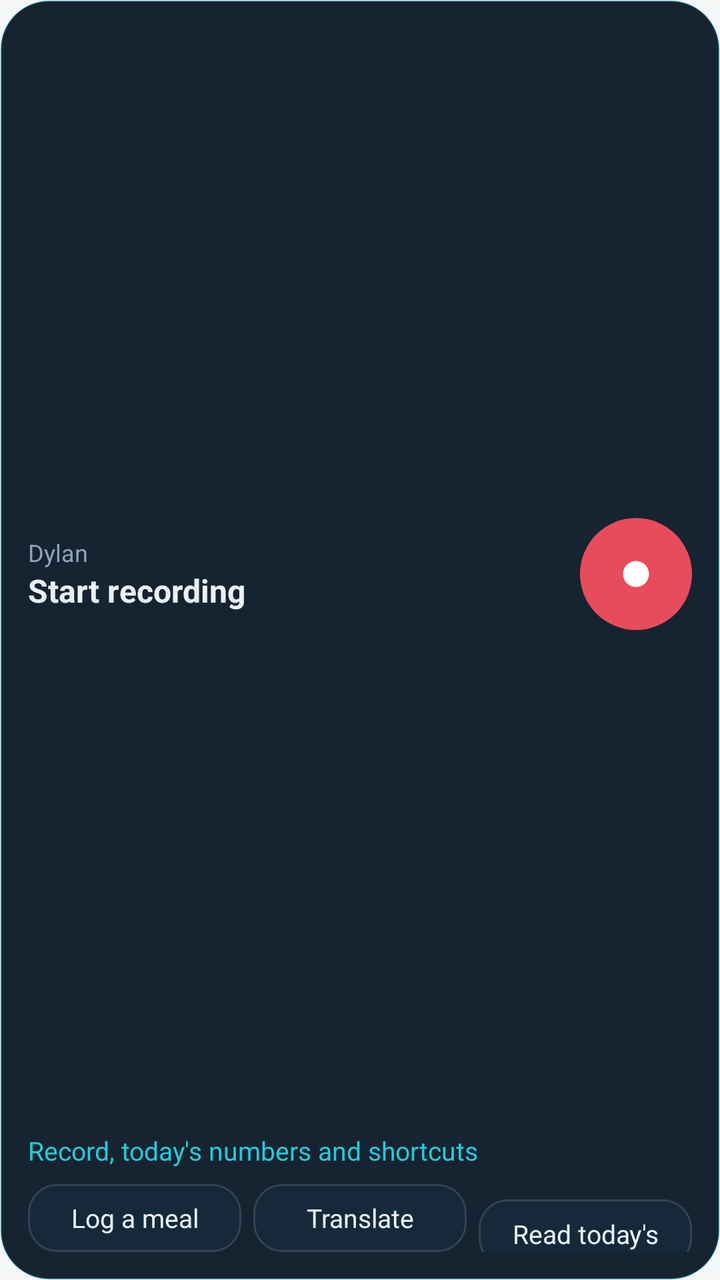
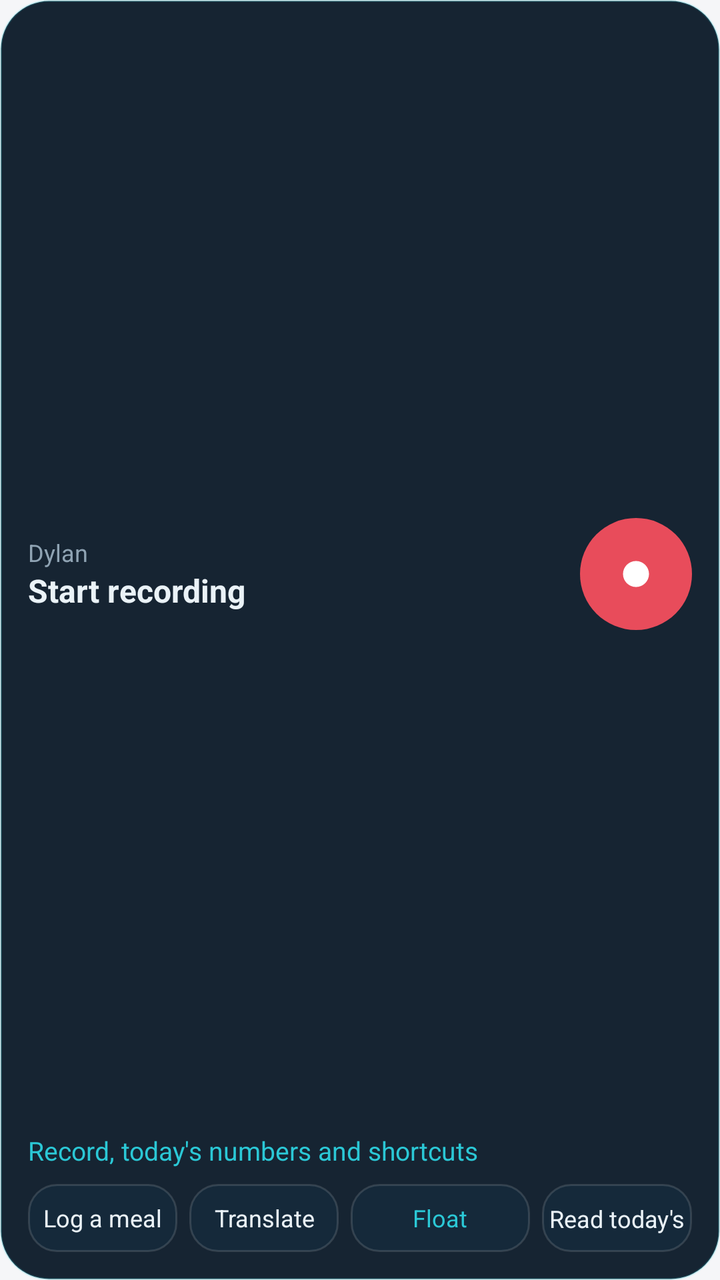

Two renders of the same Android screen: before a commit and after it. Below are the layout's source before the change and the commit's diff.
<!-- AndroidManifest.xml: application theme Theme.WristAI_Project -->
<!-- res/layout/widget_home.xml -->
<?xml version="1.0" encoding="utf-8"?>
<LinearLayout xmlns:android="http://schemas.android.com/apk/res/android"
    android:id="@+id/w_root" android:layout_width="match_parent" android:layout_height="match_parent"
    android:orientation="vertical" android:background="@drawable/widget_bg" android:padding="14dp">

    <LinearLayout android:layout_width="match_parent" android:layout_height="0dp" android:layout_weight="1"
        android:orientation="horizontal" android:gravity="center_vertical">
        <LinearLayout android:layout_width="0dp" android:layout_height="wrap_content" android:layout_weight="1"
            android:orientation="vertical">
            <TextView android:id="@+id/w_date" android:text="@string/app_name" android:layout_width="wrap_content" android:layout_height="wrap_content"
                android:textColor="#FF8FA3B3" android:textSize="12sp" android:maxLines="1" />
            <Chronometer android:id="@+id/w_timer" android:layout_width="wrap_content" android:layout_height="wrap_content"
                android:textColor="#FFE84C5B" android:textSize="22sp" android:textStyle="bold" android:visibility="gone" />
            <TextView android:id="@+id/w_title" android:text="@string/sc_record" android:layout_width="match_parent" android:layout_height="wrap_content"
                android:textColor="#FFEAF2F7" android:textSize="16sp" android:textStyle="bold" android:maxLines="2"
                android:ellipsize="end" />
        </LinearLayout>
        <FrameLayout android:id="@+id/w_rec" android:layout_width="56dp" android:layout_height="56dp"
            android:layout_marginStart="10dp" android:background="@drawable/widget_rec">
            <ImageView android:id="@+id/w_rec_icon" android:layout_width="26dp" android:layout_height="26dp"
                android:layout_gravity="center" android:src="@drawable/widget_rec_dot" android:contentDescription="@string/sc_record" />
        </FrameLayout>
    </LinearLayout>

    <TextView android:id="@+id/w_stats" android:text="@string/widget_desc" android:layout_width="match_parent" android:layout_height="wrap_content"
        android:layout_marginTop="6dp" android:layout_marginBottom="8dp" android:textColor="#FF2BC8D6" android:textSize="13sp"
        android:maxLines="1" android:ellipsize="end" />

    <LinearLayout android:layout_width="match_parent" android:layout_height="wrap_content" android:orientation="horizontal">
        <TextView android:id="@+id/w_food" android:text="@string/sc_food" android:layout_width="0dp" android:layout_height="34dp" android:layout_weight="1"
            android:background="@drawable/widget_chip" android:gravity="center" android:textColor="#FFEAF2F7" android:textSize="13sp" android:maxLines="1" />
        <TextView android:id="@+id/w_translate" android:text="@string/w_translate" android:layout_width="0dp" android:layout_height="34dp" android:layout_weight="1"
            android:layout_marginStart="6dp" android:background="@drawable/widget_chip" android:gravity="center"
            android:textColor="#FFEAF2F7" android:textSize="13sp" android:maxLines="1" />
        <TextView android:id="@+id/w_todos" android:text="@string/sc_read_todos" android:layout_width="0dp" android:layout_height="34dp" android:layout_weight="1"
            android:layout_marginStart="6dp" android:background="@drawable/widget_chip" android:gravity="center"
            android:textColor="#FFEAF2F7" android:textSize="13sp" android:maxLines="1" />
    </LinearLayout>
</LinearLayout>
<!-- resources referenced by this layout -->
<resources>
  <!-- drawable widget_bg (drawable) -->
  <?xml version="1.0" encoding="utf-8"?>
  <shape xmlns:android="http://schemas.android.com/apk/res/android" android:shape="rectangle">
      <solid android:color="#F20B1A27" />
      <stroke android:width="1dp" android:color="#332BC8D6" />
      <corners android:radius="24dp" />
  </shape>
  <!-- drawable widget_chip (drawable) -->
  <?xml version="1.0" encoding="utf-8"?>
  <shape xmlns:android="http://schemas.android.com/apk/res/android" android:shape="rectangle">
      <solid android:color="#FF15293A" />
      <stroke android:width="1dp" android:color="#22FFFFFF" />
      <corners android:radius="14dp" />
  </shape>
  <!-- drawable widget_rec (drawable) -->
  <?xml version="1.0" encoding="utf-8"?>
  <shape xmlns:android="http://schemas.android.com/apk/res/android" android:shape="oval">
      <solid android:color="#FFE84C5B" />
  </shape>
  <!-- drawable widget_rec_dot (drawable) -->
  <vector xmlns:android="http://schemas.android.com/apk/res/android" android:width="24dp" android:height="24dp" android:viewportWidth="24" android:viewportHeight="24">
      <path android:fillColor="#FFFFFFFF" android:pathData="M12,12m-6,0a6,6 0,1 1,12 0a6,6 0,1 1,-12 0"/>
  </vector>
  <string name="app_name">Dylan</string>
  <string name="sc_food">Log a meal</string>
  <string name="sc_read_todos">Read today\'s to-dos</string>
  <string name="sc_record">Start recording</string>
  <string name="w_translate">Translate</string>
  <string name="widget_desc">Record, today\'s numbers and shortcuts</string>
  <style name="Theme.WristAI_Project" parent="android:Theme.Material.Light.NoActionBar">
          <item name="android:windowBackground">@color/brand_bg</item>
          <item name="android:statusBarColor">@android:color/transparent</item>
          <item name="android:navigationBarColor">@android:color/transparent</item>
          <item name="android:windowLightStatusBar">true</item>
          <item name="android:windowSplashScreenBackground">@color/brand_bg</item>
          <item name="android:windowSplashScreenAnimatedIcon">@mipmap/ic_launcher</item>
      </style>
  <color name="brand_bg">#FFF5F6F8</color>
</resources>

<!-- the commit's change to res/layout/widget_home.xml (unified diff, before → after) -->
@@ -26,14 +26,17 @@
         android:layout_marginTop="6dp" android:layout_marginBottom="8dp" android:textColor="#FF2BC8D6" android:textSize="13sp"
         android:maxLines="1" android:ellipsize="end" />
 
-    <LinearLayout android:layout_width="match_parent" android:layout_height="wrap_content" android:orientation="horizontal">
+    <LinearLayout android:layout_width="match_parent" android:layout_height="wrap_content" android:orientation="horizontal" android:baselineAligned="false">
         <TextView android:id="@+id/w_food" android:text="@string/sc_food" android:layout_width="0dp" android:layout_height="34dp" android:layout_weight="1"
-            android:background="@drawable/widget_chip" android:gravity="center" android:textColor="#FFEAF2F7" android:textSize="13sp" android:maxLines="1" />
+            android:background="@drawable/widget_chip" android:gravity="center" android:textColor="#FFEAF2F7" android:textSize="12sp" android:maxLines="1" />
         <TextView android:id="@+id/w_translate" android:text="@string/w_translate" android:layout_width="0dp" android:layout_height="34dp" android:layout_weight="1"
             android:layout_marginStart="6dp" android:background="@drawable/widget_chip" android:gravity="center"
-            android:textColor="#FFEAF2F7" android:textSize="13sp" android:maxLines="1" />
+            android:textColor="#FFEAF2F7" android:textSize="12sp" android:maxLines="1" />
+        <TextView android:id="@+id/w_float" android:text="@string/w_float" android:layout_width="0dp" android:layout_height="34dp" android:layout_weight="1.2"
+            android:layout_marginStart="6dp" android:background="@drawable/widget_chip" android:gravity="center"
+            android:textColor="#FF2BC8D6" android:textSize="12sp" android:maxLines="1" />
         <TextView android:id="@+id/w_todos" android:text="@string/sc_read_todos" android:layout_width="0dp" android:layout_height="34dp" android:layout_weight="1"
             android:layout_marginStart="6dp" android:background="@drawable/widget_chip" android:gravity="center"
-            android:textColor="#FFEAF2F7" android:textSize="13sp" android:maxLines="1" />
+            android:textColor="#FFEAF2F7" android:textSize="12sp" android:maxLines="1" />
     </LinearLayout>
 </LinearLayout>
<!-- resource entries referenced after the edit -->
@@ -27,6 +27,7 @@
   <string name="sc_food">Log a meal</string>
   <string name="sc_read_todos">Read today\'s to-dos</string>
   <string name="sc_record">Start recording</string>
+  <string name="w_float">Float</string>
   <string name="w_translate">Translate</string>
   <string name="widget_desc">Record, today\'s numbers and shortcuts</string>
   <style name="Theme.WristAI_Project" parent="android:Theme.Material.Light.NoActionBar">
